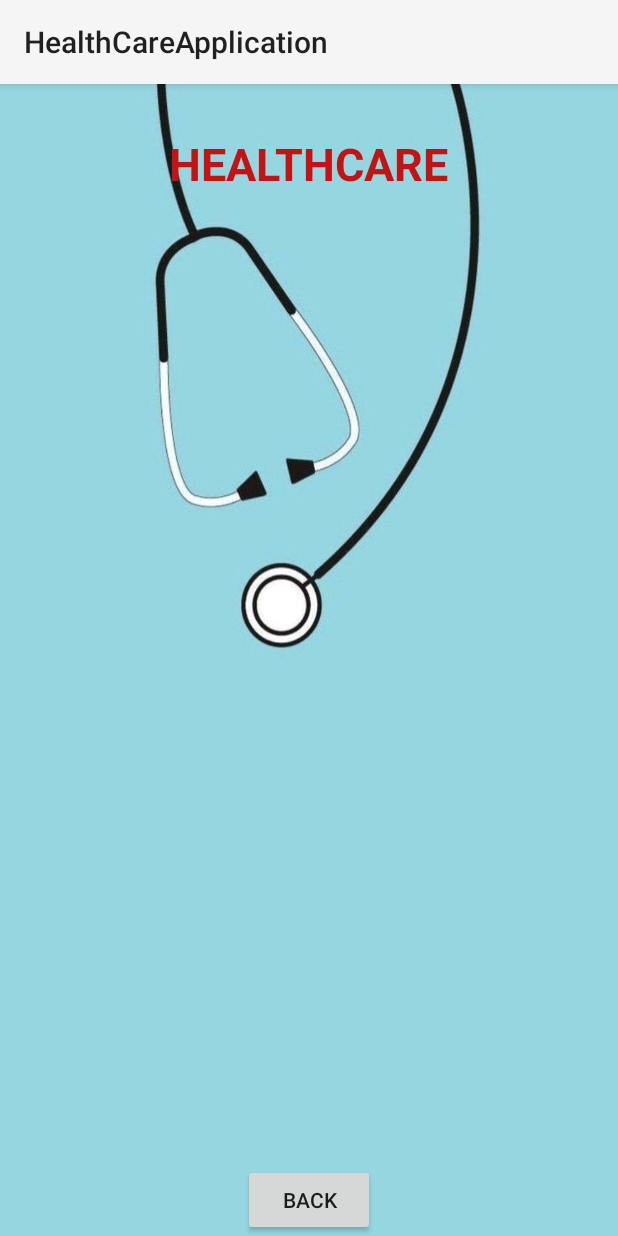
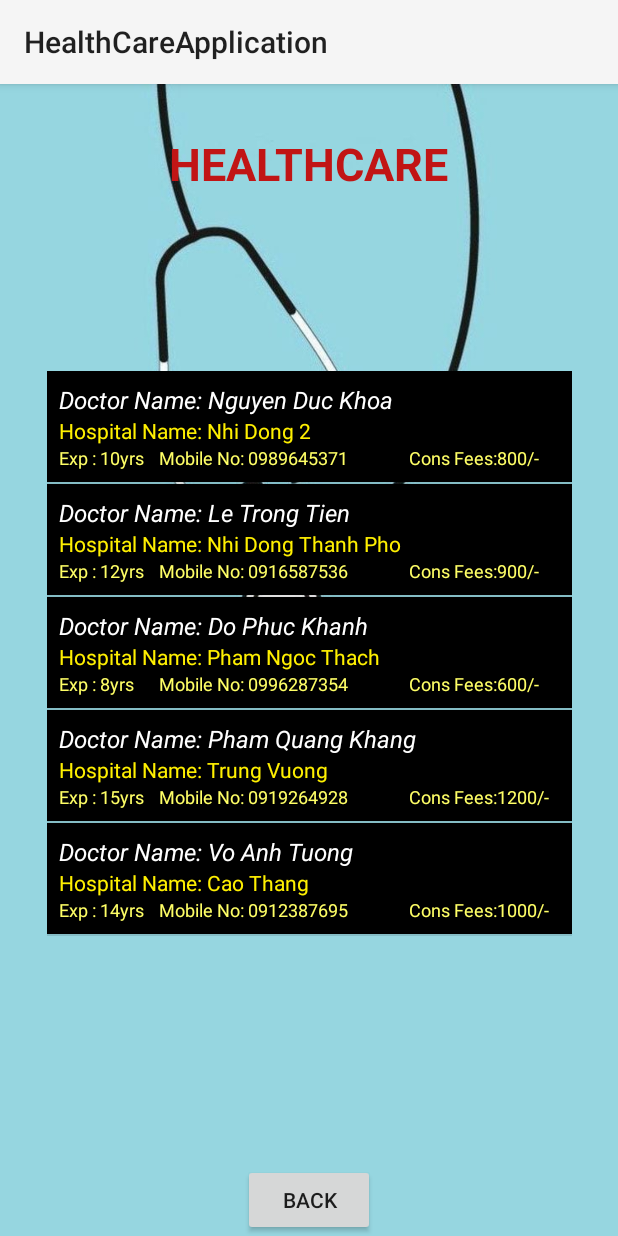
Before and after one commit to cuongviet130401/HealthCareApplication, an Android app: the DoctorDetailsActivity screen opened directly, with no data from a screen before it, on a phone screen of 412 x 824 dp. Run offline under Robolectric (Android 15) with nearby library versions, the phone set to English and light mode, and no system bars; 4 statements that could not run were skipped.

Commit message:
Done DoctorDetailsActivity

```diff
--- a/app/src/main/java/com/example/healthcareapplication/DoctorDetailsActivity.java
+++ b/app/src/main/java/com/example/healthcareapplication/DoctorDetailsActivity.java
@@ -6,11 +6,60 @@ import android.content.Intent;
 import android.os.Bundle;
 import android.view.View;
 import android.widget.Button;
+import android.widget.ListView;
+import android.widget.SimpleAdapter;
 import android.widget.TextView;
 
+import java.util.ArrayList;
+import java.util.HashMap;
+
 public class DoctorDetailsActivity extends AppCompatActivity {
+    private String[][] doctor_details1 =
+            {
+                    {"Doctor Name: Nguyen Duc Khoa", "Hospital Name: Cho Ray", "Exp : 10yrs", "Mobile No: 0989645371","800"},
+                    {"Doctor Name: Le Trong Tien", "Hospital Name: Thong Nhat", "Exp : 12yrs", "Mobile No: 0916587536","900"},
+                    {"Doctor Name: Do Phuc Khanh", "Hospital Name: Quan Y 175", "Exp : 8yrs", "Mobile No: 0996287354","600"},
+                    {"Doctor Name: Pham Quang Khang", "Hospital Name: Dai Hoc Y Duoc", "Exp : 15yrs", "Mobile No: 0919264928","1200"},
+                    {"Doctor Name: Vo Anh Tuong", "Hospital Name: Nhiet Doi", "Exp : 14yrs", "Mobile No: 0912387695","1000"},
+            };
+    private String[][] doctor_details2 =
+            {
+                    {"Doctor Name: Truong Ba Dien", "Hospital Name: An Binh", "Exp : 10yrs", "Mobile No: 0989645371","800"},
+                    {"Doctor Name: Le Tin", "Hospital Name: Binh Dan", "Exp : 12yrs", "Mobile No: 0916587536","900"},
+                    {"Doctor Name: Do Minh An", "Hospital Name: Chan Thuong Chinh Hinh", "Exp : 8yrs", "Mobile No: 0996287354","600"},
+                    {"Doctor Name: Nguyen Duc Anh", "Hospital Name: Da Lieu", "Exp : 15yrs", "Mobile No: 0919264928","1200"},
+                    {"Doctor Name: Vo Trung Tin", "Hospital Name: Da Khoa Sai Gon", "Exp : 14yrs", "Mobile No: 0912387695","1000"},
+            };
+    private String[][] doctor_details3 =
+            {
+                    {"Doctor Name: Nguyen Hoang Luan", "Hospital Name: Da Khoa Cu Chi", "Exp : 10yrs", "Mobile No: 0989645371","800"},
+                    {"Doctor Name: Pham Quoc Cuong", "Hospital Name: Da Khoa Hoc Mon", "Exp : 12yrs", "Mobile No: 0916587536","900"},
+                    {"Doctor Name: Nguyen Viet Tien", "Hospital Name: Da Khoa Thu Duc", "Exp : 8yrs", "Mobile No: 0996287354","600"},
+                    {"Doctor Name: Cao Hoang Duc", "Hospital Name: Hung Vuong", "Exp : 15yrs", "Mobile No: 0919264928","1200"},
+                    {"Doctor Name: Le Thong Thai", "Hospital Name: Mat", "Exp : 14yrs", "Mobile No: 0912387695","1000"},
+            };
+    private String[][] doctor_details4 =
+            {
+                    {"Doctor Name: Nguyen Duy Nam", "Hospital Name: Nguyen Trai", "Exp : 10yrs", "Mobile No: 0989645371","800"},
+                    {"Doctor Name: Nguyen Cao Tien", "Hospital Name: Nguyen Tri Phuong", "Exp : 12yrs", "Mobile No: 0916587536","900"},
+                    {"Doctor Name: Nguyen Minh Khoa", "Hospital Name: Nhan Dan 115", "Exp : 8yrs", "Mobile No: 0996287354","600"},
+                    {"Doctor Name: Do Sy Minh", "Hospital Name: Gia Dinh", "Exp : 15yrs", "Mobile No: 0919264928","1200"},
+                    {"Doctor Name: Le Anh Vy", "Hospital Name: Nhi Dong 1", "Exp : 14yrs", "Mobile No: 0912387695","1000"},
+            };
+    private String[][] doctor_details5 =
+            {
+                    {"Doctor Name: Nguyen Duc Khoa", "Hospital Name: Nhi Dong 2", "Exp : 10yrs", "Mobile No: 0989645371","800"},
+                    {"Doctor Name: Le Trong Tien", "Hospital Name: Nhi Dong Thanh Pho", "Exp : 12yrs", "Mobile No: 0916587536","900"},
+                    {"Doctor Name: Do Phuc Khanh", "Hospital Name: Pham Ngoc Thach", "Exp : 8yrs", "Mobile No: 0996287354","600"},
+                    {"Doctor Name: Pham Quang Khang", "Hospital Name: Trung Vuong", "Exp : 15yrs", "Mobile No: 0919264928","1200"},
+                    {"Doctor Name: Vo Anh Tuong", "Hospital Name: Cao Thang", "Exp : 14yrs", "Mobile No: 0912387695","1000"},
+            };
     TextView tv;
     Button btn;
+    String[][] doctor_details = {};
+    HashMap<String,String> item;
+    ArrayList list;
+    SimpleAdapter sa;
 
     @Override
     protected void onCreate(Bundle savedInstanceState) {
@@ -24,11 +73,43 @@ public class DoctorDetailsActivity extends AppCompatActivity {
         String title = it.getStringExtra("title");
         tv.setText(title);
 
+        if(title.compareTo("Family Physicians")==0)
+            doctor_details = doctor_details1;
+        else
+        if(title.compareTo("Dietician")==0)
+            doctor_details = doctor_details2;
+        else
+        if(title.compareTo("Dentist")==0)
+            doctor_details = doctor_details3;
+        else
+        if(title.compareTo("Surgeon")==0)
+            doctor_details = doctor_details4;
+        else
+            doctor_details = doctor_details5;
+
         btn.setOnClickListener(new View.OnClickListener() {
             @Override
             public void onClick(View view) {
                 startActivity(new Intent(DoctorDetailsActivity.this,FindDoctorActivity.class));
             }
         });
+
+        list = new ArrayList();
+        for(int i=0;i<doctor_details.length;i++){
+            item = new HashMap<String,String>();
+            item.put("line1", doctor_details[i][0]);
+            item.put("line2", doctor_details[i][1]);
+            item.put("line3", doctor_details[i][2]);
+            item.put("line4", doctor_details[i][3]);
+            item.put("line5", "Cons Fees:"+doctor_details[i][4]+"/-");
+            list.add(item);
+        }
+        sa = new SimpleAdapter(this,list,
+                R.layout.multi_lines,
+                new String[]{"line1", "line2", "line3", "line4", "line5"},
+                new int[]{R.id.line_a, R.id.line_b, R.id.line_c, R.id.line_d, R.id.line_e}
+        );
+        ListView lst = findViewById(R.id.listViewDD);
+        lst.setAdapter(sa);
     }
 }
--- a/app/src/main/res/layout/activity_doctor_details.xml
+++ b/app/src/main/res/layout/activity_doctor_details.xml
@@ -39,7 +39,7 @@
 
     <ListView
         android:id="@+id/listViewDD"
-        android:layout_width="wrap_content"
+        android:layout_width="350dp"
         android:layout_height="500dp"
         android:layout_margin="10dp"
         android:layout_marginStart="16dp"
--- /dev/null
+++ b/app/src/main/res/layout/multi_lines.xml
@@ -0,0 +1,59 @@
+<?xml version="1.0" encoding="utf-8"?>
+<LinearLayout xmlns:android="http://schemas.android.com/apk/res/android"
+    android:orientation="vertical"
+    android:layout_width="match_parent"
+    android:padding="8dp"
+    android:background="@color/black"
+    android:layout_height="match_parent">
+
+    <TextView
+        android:id="@+id/line_a"
+        android:layout_width="match_parent"
+        android:layout_height="wrap_content"
+        android:text="TextView"
+        android:textColor="#ffffff"
+        android:textSize="16sp"
+        android:textStyle="italic"
+        />
+    <TextView
+        android:id="@+id/line_b"
+        android:layout_width="match_parent"
+        android:layout_height="wrap_content"
+        android:text="TextView"
+        android:textColor="#FFF000"
+        android:textSize="14sp"
+        />
+    <LinearLayout
+        android:layout_width="fill_parent"
+        android:layout_height="wrap_content"
+        android:orientation="horizontal"
+        android:weightSum="1">
+
+        <TextView
+            android:id="@+id/line_c"
+            android:layout_width="0dp"
+            android:layout_height="wrap_content"
+            android:layout_weight="0.20"
+            android:text="TextView"
+            android:textColor="#ffff66"
+            android:textSize="12sp"/>
+        <TextView
+            android:id="@+id/line_d"
+            android:layout_width="0dp"
+            android:layout_height="wrap_content"
+            android:layout_weight="0.5"
+            android:text="TextView"
+            android:textColor="#ffff66"
+            android:textSize="12sp"/>
+        <TextView
+            android:id="@+id/line_e"
+            android:layout_width="0dp"
+            android:layout_height="wrap_content"
+            android:layout_weight="0.3"
+            android:text="TextView"
+            android:textColor="#ffff66"
+            android:textSize="12sp"/>
+
+    </LinearLayout>
+
+</LinearLayout>
```
